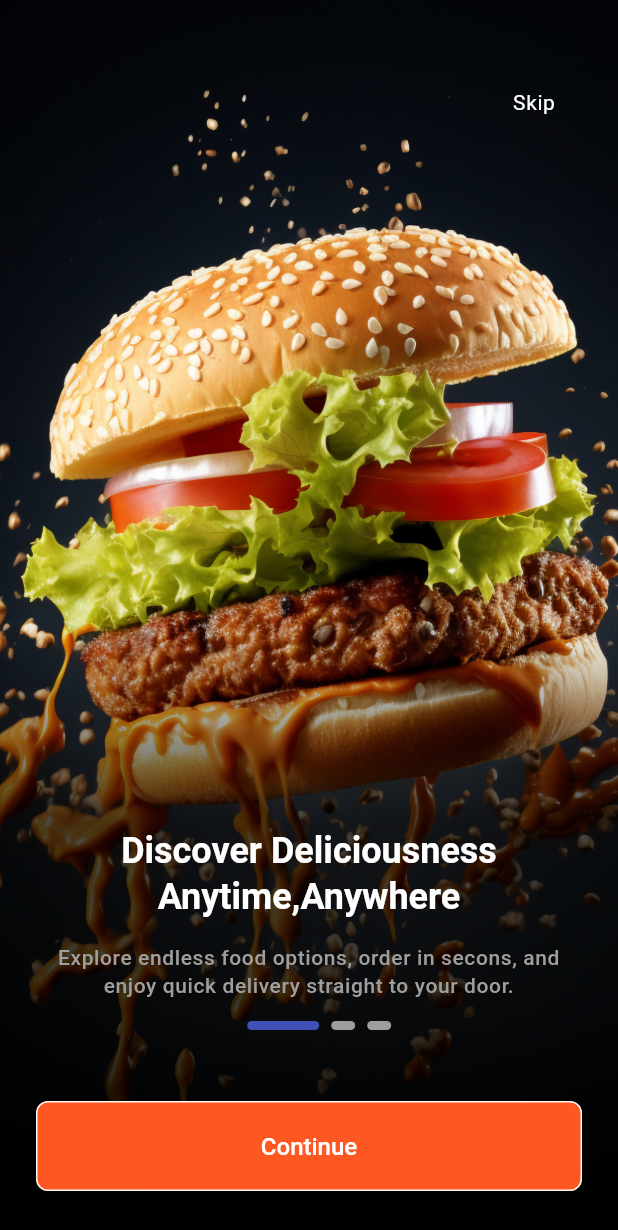
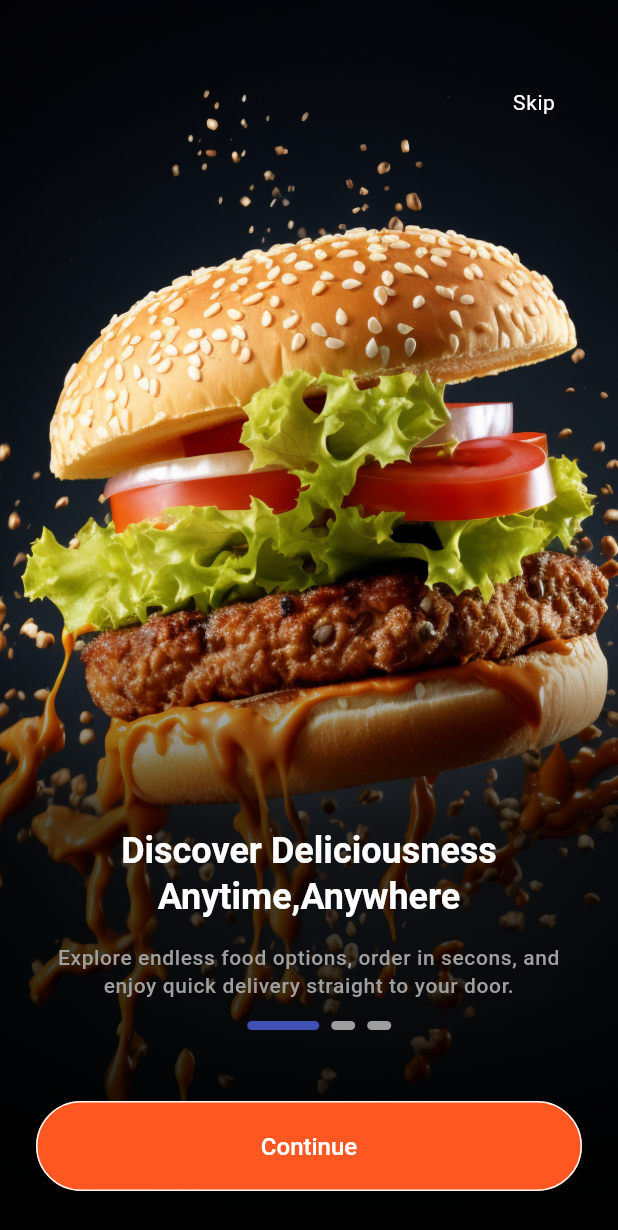
Before and after one commit to bikram-chandra-debnath/Fast-Food, a Flutter app: the screen it shows after launch, on a phone screen of 412 x 824 dp. Shown: the top 1230 px of the screen. Run offline on Flutter 3.47's test engine with Material 3 defaults, Android fonts, the light colour scheme and no system bars; drawn by our look-alikes of smooth_page_indicator; our stand-ins replace get; Roboto replaces fonts that are missing (Nunito).

Commit message:
fix elevated button border

```diff
--- a/lib/utlis/theme/widgets_theme/elevated_button_theme.dart
+++ b/lib/utlis/theme/widgets_theme/elevated_button_theme.dart
@@ -16,9 +16,7 @@ class AppElevatedButtonTheme{
       side: const BorderSide(color: AppColors.light),
       padding: const EdgeInsets.symmetric(vertical: AppSizes.buttonHeight),
       textStyle: const TextStyle(fontSize: 16,color: AppColors.textWhite,fontWeight:FontWeight.w600),
-      shape: RoundedRectangleBorder(
-        borderRadius: BorderRadius.circular(AppSizes.borderRadiusMd)
-      )
+
     )
   );
   static ElevatedButtonThemeData darkElevatedButtonTheme = ElevatedButtonThemeData(
@@ -31,9 +29,7 @@ class AppElevatedButtonTheme{
       side: const BorderSide(color: AppColors.light),
       padding: const EdgeInsets.symmetric(vertical: AppSizes.buttonHeight),
       textStyle: const TextStyle(fontSize: 16,color: AppColors.textWhite,fontWeight:FontWeight.w600),
-      shape: RoundedRectangleBorder(
-        borderRadius: BorderRadius.circular(AppSizes.borderRadiusMd)
-      )
+
     )
   );
 }
```
